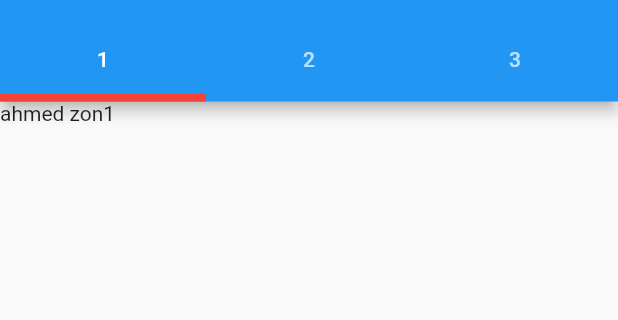
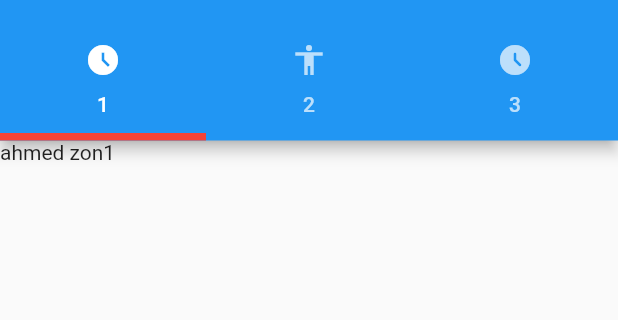
Before and after one commit to Ahmed-Alshobaki/test_ahmed, a Flutter app: the screen it shows after launch, on a phone screen of 412 x 824 dp, the part 59-379 px from its top. Run offline on Flutter 3.47's test engine with Material 2 defaults, Android fonts, the phone set to English and light mode, and no system bars.

Commit message:
add_icon_in_tab

```diff
--- a/lib/main.dart
+++ b/lib/main.dart
@@ -128,9 +128,9 @@ class _zonhState extends State<zonh> {
            }
 
          },indicatorWeight: 5,indicatorColor:Colors.red,tabs: [
-           Tab(child: Text("1"),),
-           Tab(child: Text("2"),),
-           Tab(child: Text("3"),),
+           Tab(child: Text("1"),icon:Icon(Icons.access_time_filled),),
+           Tab(child: Text("2"),icon:Icon(Icons.accessibility)),
+           Tab(child: Text("3"),icon:Icon(Icons.access_time_filled_rounded)),
          ],),
          ),
 
```
